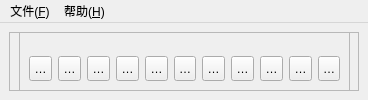
First picture: the form in src/Tengu.ui, repository to1dev/tengu, before the edit.
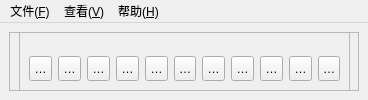
Second picture: the form after the edit. Icons and pictures are not drawn.

Commit message: add view menu and action

The edit to the form file:
```diff
--- a/src/Tengu.ui
+++ b/src/Tengu.ui
@@ -297,14 +297,21 @@
                 <addaction name="separator" />
                 <addaction name="actionQuit" />
             </widget>
-            <widget class="QMenu" name="menu_H">
+            <widget class="QMenu" name="menu_View">
+                <property name="title">
+                    <string>查看(&amp;V)</string>
+                </property>
+                <addaction name="actionViewWallet" />
+            </widget>
+            <widget class="QMenu" name="menu_Help">
                 <property name="title">
                     <string>帮助(&amp;H)</string>
                 </property>
                 <addaction name="actionAbout" />
             </widget>
             <addaction name="menu_File" />
-            <addaction name="menu_H" />
+            <addaction name="menu_View" />
+            <addaction name="menu_Help" />
         </widget>
         <action name="actionOpen">
             <property name="text">
```
Left out of the diff: 8 changed lines with no effect on the pictures.
